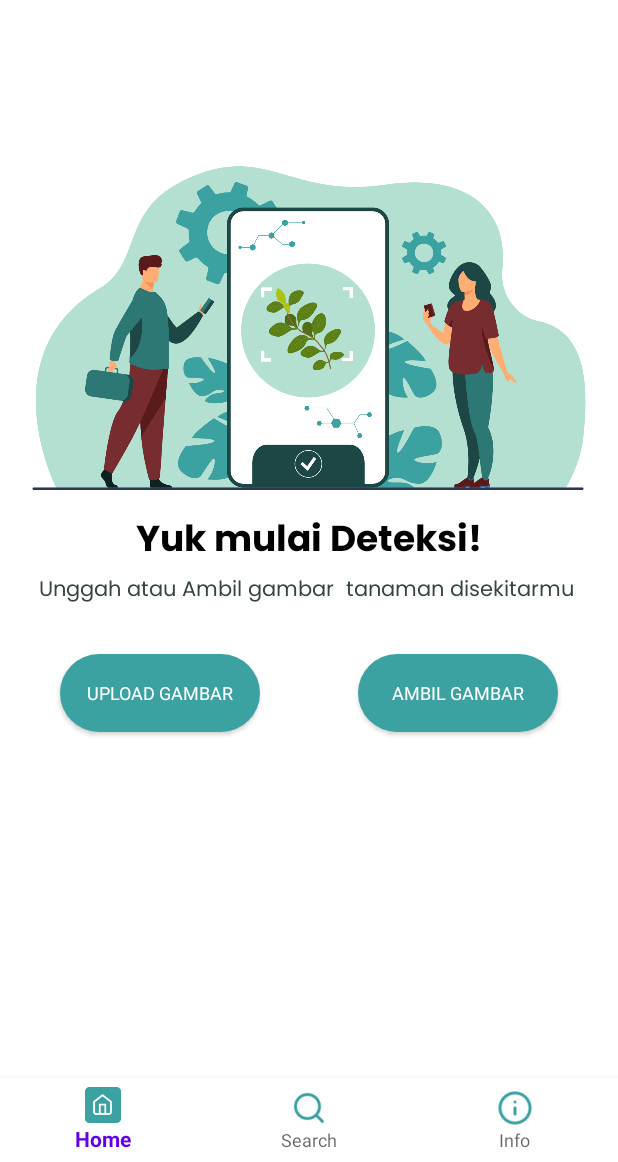
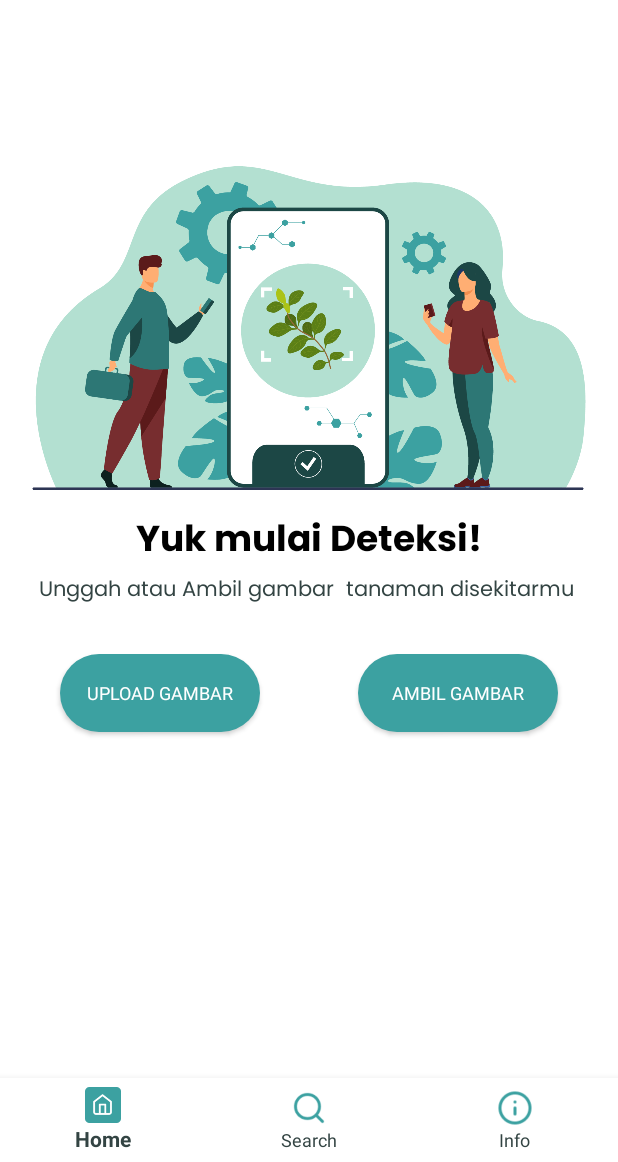
Before and after one commit to Dinusbank/Android, an Android app: the MainActivity screen opened directly, with no data from a screen before it, on a phone screen of 412 x 824 dp, the part 74-1236 px from its top. Run offline under Robolectric (Android 15) with nearby library versions, the phone set to English and light mode, and no system bars; our stand-ins replace navigation-ui; Roboto replaces fonts that are not available here.

Commit message:
fix font_color

```diff
--- a/app/src/main/java/com/dinusbank/tumbuhin/ui/main/MainActivity.kt
+++ b/app/src/main/java/com/dinusbank/tumbuhin/ui/main/MainActivity.kt
@@ -1,3 +1,5 @@
+@file:Suppress("DEPRECATION")
+
 package com.dinusbank.tumbuhin.ui.main
 
 import androidx.appcompat.app.AppCompatActivity
--- a/app/src/main/res/layout/activity_main.xml
+++ b/app/src/main/res/layout/activity_main.xml
@@ -25,6 +25,7 @@
         android:layout_width="0dp"
         android:layout_height="wrap_content"
         android:background="@color/white"
+        app:itemTextColor="@color/font_color"
         app:layout_constraintBottom_toBottomOf="parent"
         app:layout_constraintEnd_toEndOf="parent"
         app:layout_constraintStart_toStartOf="parent"
```
